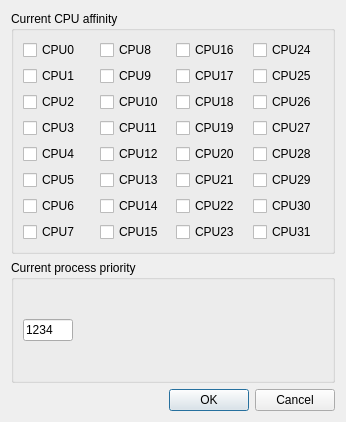
Before: the Qt Designer form ui/cpuaffinity.ui in wolfc01/procexp, drawn with Qt 5.
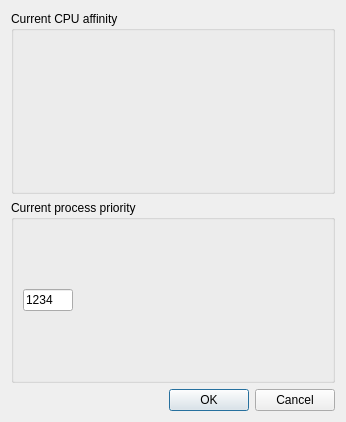
After: the same form once the commit is applied.

Commit message: unlimited number of CPU for affinity setting

```diff
--- a/ui/cpuaffinity.ui
+++ b/ui/cpuaffinity.ui
@@ -35,232 +35,7 @@
        </property>
        <layout class="QHBoxLayout" name="horizontalLayout">
         <item>
-         <layout class="QGridLayout" name="gridLayout">
-          <item row="0" column="0">
-           <widget class="QCheckBox" name="checkBox_0">
-            <property name="text">
-             <string>CPU0</string>
-            </property>
-           </widget>
-          </item>
-          <item row="0" column="1">
-           <widget class="QCheckBox" name="checkBox_8">
-            <property name="text">
-             <string>CPU8</string>
-            </property>
-           </widget>
-          </item>
-          <item row="0" column="2">
-           <widget class="QCheckBox" name="checkBox_16">
-            <property name="text">
-             <string>CPU16</string>
-            </property>
-           </widget>
-          </item>
-          <item row="0" column="3">
-           <widget class="QCheckBox" name="checkBox_24">
-            <property name="text">
-             <string>CPU24</string>
-            </property>
-           </widget>
-          </item>
-          <item row="1" column="0">
-           <widget class="QCheckBox" name="checkBox_1">
-            <property name="text">
-             <string>CPU1</string>
-            </property>
-           </widget>
-          </item>
-          <item row="1" column="1">
-           <widget class="QCheckBox" name="checkBox_9">
-            <property name="text">
-             <string>CPU9</string>
-            </property>
-           </widget>
-          </item>
-          <item row="1" column="2">
-           <widget class="QCheckBox" name="checkBox_17">
-            <property name="text">
-             <string>CPU17</string>
-            </property>
-           </widget>
-          </item>
-          <item row="1" column="3">
-           <widget class="QCheckBox" name="checkBox_25">
-            <property name="text">
-             <string>CPU25</string>
-            </property>
-           </widget>
-          </item>
-          <item row="2" column="0">
-           <widget class="QCheckBox" name="checkBox_2">
-            <property name="text">
-             <string>CPU2</string>
-            </property>
-           </widget>
-          </item>
-          <item row="2" column="1">
-           <widget class="QCheckBox" name="checkBox_10">
-            <property name="text">
-             <string>CPU10</string>
-            </property>
-           </widget>
-          </item>
-          <item row="2" column="2">
-           <widget class="QCheckBox" name="checkBox_18">
-            <property name="text">
-             <string>CPU18</string>
-            </property>
-           </widget>
-          </item>
-          <item row="2" column="3">
-           <widget class="QCheckBox" name="checkBox_26">
-            <property name="text">
-             <string>CPU26</string>
-            </property>
-           </widget>
-          </item>
-          <item row="3" column="0">
-           <widget class="QCheckBox" name="checkBox_3">
-            <property name="text">
-             <string>CPU3</string>
-            </property>
-           </widget>
-          </item>
-          <item row="3" column="1">
-           <widget class="QCheckBox" name="checkBox_11">
-            <property name="text">
-             <string>CPU11</string>
-            </property>
-           </widget>
-          </item>
-          <item row="3" column="2">
-           <widget class="QCheckBox" name="checkBox_19">
-            <property name="text">
-             <string>CPU19</string>
-            </property>
-           </widget>
-          </item>
-          <item row="3" column="3">
-           <widget class="QCheckBox" name="checkBox_27">
-            <property name="text">
-             <string>CPU27</string>
-            </property>
-           </widget>
-          </item>
-          <item row="4" column="0">
-           <widget class="QCheckBox" name="checkBox_4">
-            <property name="text">
-             <string>CPU4</string>
-            </property>
-           </widget>
-          </item>
-          <item row="4" column="1">
-           <widget class="QCheckBox" name="checkBox_12">
-            <property name="text">
-             <string>CPU12</string>
-            </property>
-           </widget>
-          </item>
-          <item row="4" column="2">
-           <widget class="QCheckBox" name="checkBox_20">
-            <property name="text">
-             <string>CPU20</string>
-            </property>
-           </widget>
-          </item>
-          <item row="4" column="3">
-           <widget class="QCheckBox" name="checkBox_28">
-            <property name="text">
-             <string>CPU28</string>
-            </property>
-           </widget>
-          </item>
-          <item row="5" column="0">
-           <widget class="QCheckBox" name="checkBox_5">
-            <property name="text">
-             <string>CPU5</string>
-            </property>
-           </widget>
-          </item>
-          <item row="5" column="1">
-           <widget class="QCheckBox" name="checkBox_13">
-            <property name="text">
-             <string>CPU13</string>
-            </property>
-           </widget>
-          </item>
-          <item row="5" column="2">
-           <widget class="QCheckBox" name="checkBox_21">
-            <property name="text">
-             <string>CPU21</string>
-            </property>
-           </widget>
-          </item>
-          <item row="5" column="3">
-           <widget class="QCheckBox" name="checkBox_29">
-            <property name="text">
-             <string>CPU29</string>
-            </property>
-           </widget>
-          </item>
-          <item row="6" column="0">
-           <widget class="QCheckBox" name="checkBox_6">
-            <property name="text">
-             <string>CPU6</string>
-            </property>
-           </widget>
-          </item>
-          <item row="6" column="1">
-           <widget class="QCheckBox" name="checkBox_14">
-            <property name="text">
-             <string>CPU14</string>
-            </property>
-           </widget>
-          </item>
-          <item row="6" column="2">
-           <widget class="QCheckBox" name="checkBox_22">
-            <property name="text">
-             <string>CPU22</string>
-            </property>
-           </widget>
-          </item>
-          <item row="6" column="3">
-           <widget class="QCheckBox" name="checkBox_30">
-            <property name="text">
-             <string>CPU30</string>
-            </property>
-           </widget>
-          </item>
-          <item row="7" column="0">
-           <widget class="QCheckBox" name="checkBox_7">
-            <property name="text">
-             <string>CPU7</string>
-            </property>
-           </widget>
-          </item>
-          <item row="7" column="1">
-           <widget class="QCheckBox" name="checkBox_15">
-            <property name="text">
-             <string>CPU15</string>
-            </property>
-           </widget>
-          </item>
-          <item row="7" column="2">
-           <widget class="QCheckBox" name="checkBox_23">
-            <property name="text">
-             <string>CPU23</string>
-            </property>
-           </widget>
-          </item>
-          <item row="7" column="3">
-           <widget class="QCheckBox" name="checkBox_31">
-            <property name="text">
-             <string>CPU31</string>
-            </property>
-           </widget>
-          </item>
-         </layout>
+         <layout class="QGridLayout" name="gridLayout"/>
         </item>
        </layout>
       </widget>
```
The commit also changes 1 other file.
